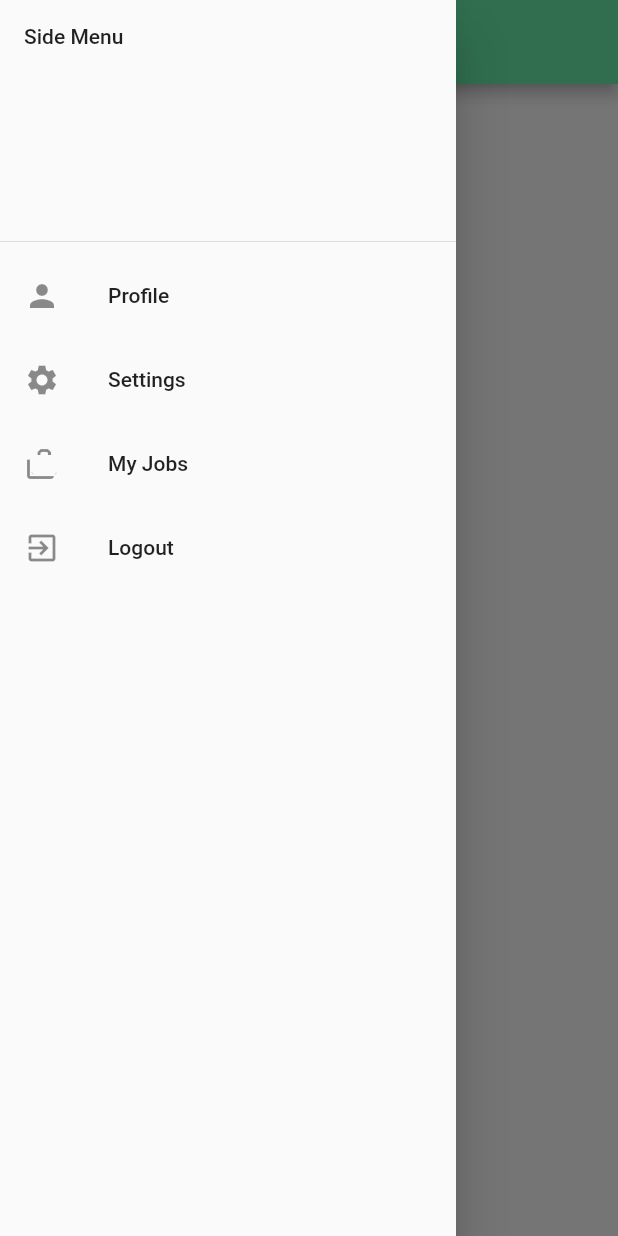
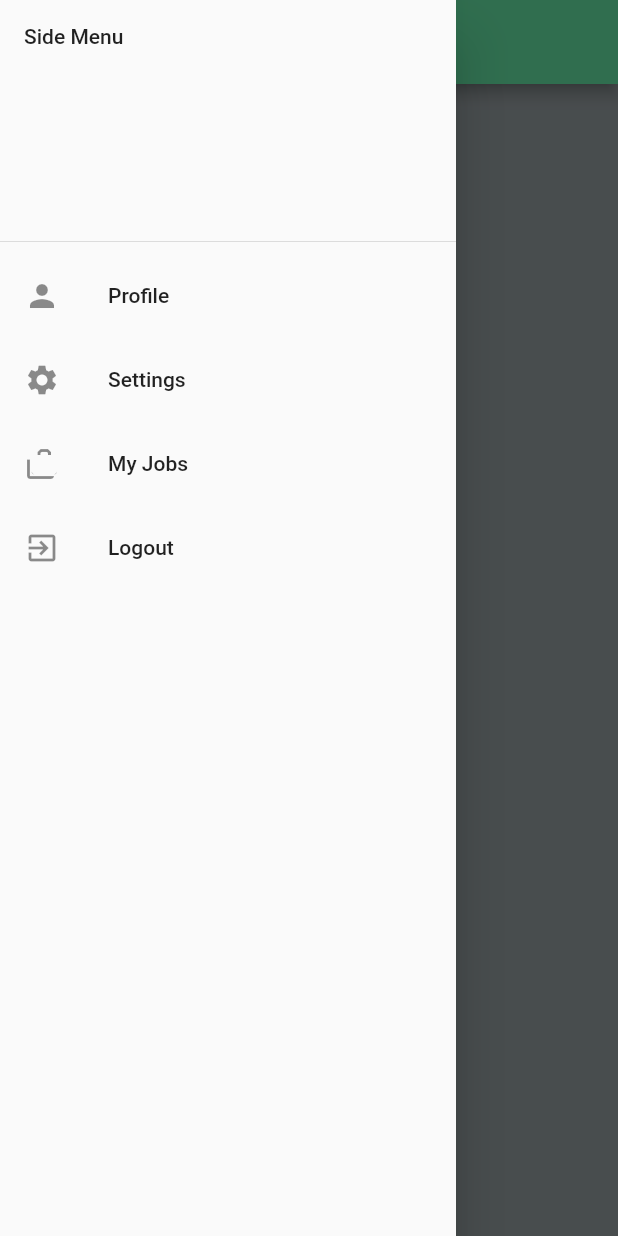
Before and after one commit to LuisDLF98/doers_app, a Flutter app: the MessagingScreen screen opened by its route, with the side drawer open, on a phone screen of 412 x 824 dp. Run offline on Flutter 3.47's test engine with Material 2 defaults, Android fonts, the phone set to English and light mode, and no system bars; our stand-ins replace animated_text_kit, charts_flutter, cloud_firestore, firebase_auth, firebase_core, flutter_rating_bar and 4 more; missing offline and left inert: flutter_polyline_points, geocoder, time_range_picker; accounts and stored records are empty.

Commit message:
Minor UI updates

```diff
--- a/lib/Screens/conversation_screen.dart
+++ b/lib/Screens/conversation_screen.dart
@@ -84,11 +84,9 @@ class _ConversationDetailPageState extends State<ConversationDetailPage> {
                       children: <Widget>[
                         getName(info[1]),
                         SizedBox(height: 6,),
-                        Text("Online",style: TextStyle(color: color[500]),),
                       ],
                     ),
                   ),
-                  Icon(Icons.settings,color: Colors.black54,),
                 ],
               ),
             ),
--- a/lib/Screens/conversations_screen.dart
+++ b/lib/Screens/conversations_screen.dart
@@ -41,7 +41,7 @@ class _MessagingScreen extends State<MessagingScreen> {
 
     return Scaffold(
 
-      backgroundColor: Colors.white,
+      backgroundColor: color[500],
       drawer: NavDrawer(userData: loginInfo),
       appBar: AppBar(
         title: Text('Conversations'),
--- a/lib/Screens/home_screen.dart
+++ b/lib/Screens/home_screen.dart
@@ -60,7 +60,7 @@ class _HomeScreen extends State<HomeScreen> {
 
                       title: new Text(document['jobType']),
                       subtitle: new Text(document['description']),
-                      trailing: Text("${DateFormat.jm().format(dateTime)}"),
+                      trailing: Text("${DateFormat.MMMd().format(dateTime)}"),
                       // trailing: new Text(document['date']),
                       onTap: (){
                         Navigator.pushNamed(context, JobDetailScreen.id, arguments: {'JobID': document.id, 'userInfo': loginInfo});
```
